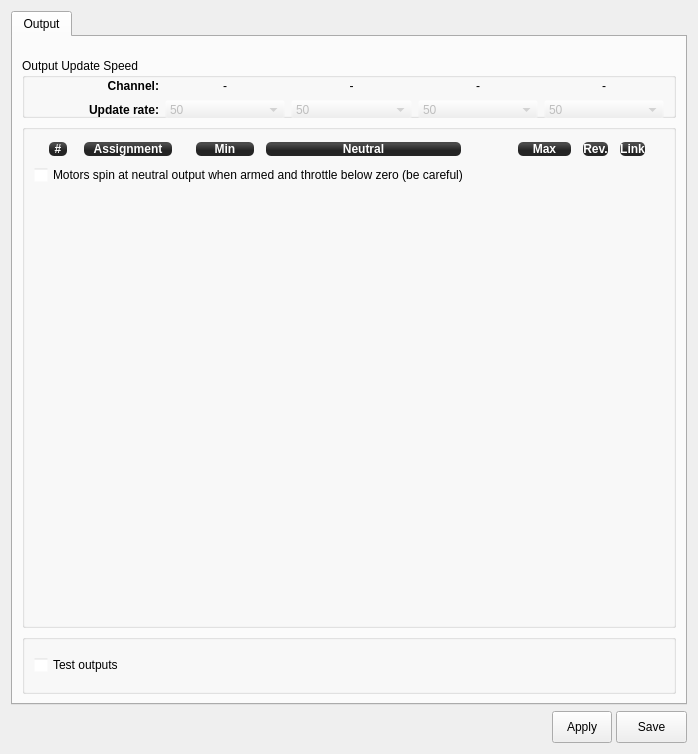
Above: ground/openpilotgcs/src/plugins/config/output.ui from openpilot/OpenPilot before the change. Below: the same form after it.
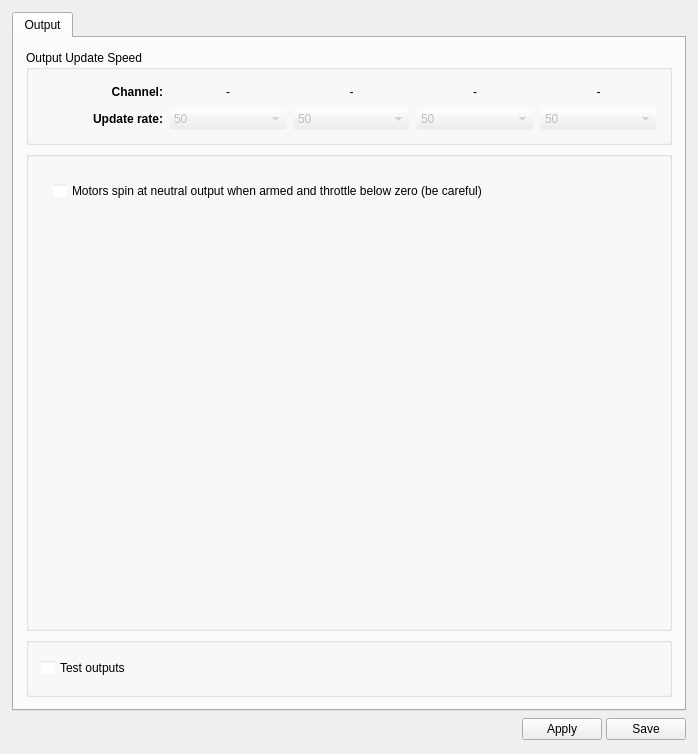
That is the form after the change. Icons and pictures are not drawn.

Patch:
```diff
--- a/ground/openpilotgcs/src/plugins/config/output.ui
+++ b/ground/openpilotgcs/src/plugins/config/output.ui
@@ -15,7 +15,10 @@
   </property>
   <layout class="QVBoxLayout" name="verticalLayout_2">
    <property name="spacing">
-    <number>-1</number>
+    <number>6</number>
+   </property>
+   <property name="margin">
+    <number>12</number>
    </property>
    <item>
     <widget class="QTabWidget" name="tabWidget">
@@ -34,18 +37,9 @@
       </attribute>
       <layout class="QVBoxLayout" name="verticalLayout_4">
        <property name="spacing">
-        <number>12</number>
-       </property>
-       <property name="leftMargin">
         <number>0</number>
        </property>
-       <property name="topMargin">
-        <number>12</number>
-       </property>
-       <property name="rightMargin">
-        <number>0</number>
-       </property>
-       <property name="bottomMargin">
+       <property name="margin">
         <number>0</number>
        </property>
        <item>
@@ -126,12 +120,15 @@
             <x>0</x>
             <y>0</y>
             <width>668</width>
-            <height>642</height>
+            <height>671</height>
            </rect>
           </property>
           <layout class="QVBoxLayout" name="verticalLayout_3">
            <property name="spacing">
-            <number>-1</number>
+            <number>6</number>
+           </property>
+           <property name="margin">
+            <number>12</number>
            </property>
            <item>
             <widget class="QGroupBox" name="groupBox_2">
@@ -144,18 +141,18 @@
              <property name="minimumSize">
               <size>
                <width>0</width>
-               <height>60</height>
+               <height>0</height>
               </size>
              </property>
              <property name="title">
               <string>Output Update Speed</string>
              </property>
              <layout class="QGridLayout" name="gridLayout">
-              <property name="topMargin">
-               <number>0</number>
+              <property name="margin">
+               <number>12</number>
               </property>
-              <property name="bottomMargin">
-               <number>0</number>
+              <property name="horizontalSpacing">
+               <number>6</number>
               </property>
               <item row="0" column="0">
                <spacer name="horizontalSpacer_3">
@@ -526,367 +523,9 @@
               <string/>
              </property>
              <layout class="QVBoxLayout" name="verticalLayout">
-              <item>
-               <layout class="QHBoxLayout" name="horizontalLayout_3">
-                <property name="spacing">
-                 <number>10</number>
-                </property>
-                <item>
-                 <spacer name="horizontalSpacer_6">
-                  <property name="orientation">
-                   <enum>Qt::Horizontal</enum>
-                  </property>
-                  <property name="sizeType">
-                   <enum>QSizePolicy::Fixed</enum>
-                  </property>
-                  <property name="sizeHint" stdset="0">
-                   <size>
-                    <width>14</width>
-                    <height>20</height>
-                   </size>
-                  </property>
-                 </spacer>
-                </item>
-                <item>
-                 <widget class="QLabel" name="legend6">
-                  <property name="sizePolicy">
-                   <sizepolicy hsizetype="Minimum" vsizetype="Fixed">
-                    <horstretch>0</horstretch>
-                    <verstretch>0</verstretch>
-                   </sizepolicy>
-                  </property>
-                  <property name="minimumSize">
-                   <size>
-                    <width>20</width>
-                    <height>0</height>
-                   </size>
-                  </property>
-                  <property name="font">
-                   <font>
-                    <weight>75</weight>
-                    <italic>false</italic>
-                    <bold>true</bold>
-                   </font>
-                  </property>
-                  <property name="layoutDirection">
-                   <enum>Qt::LeftToRight</enum>
-                  </property>
-                  <property name="styleSheet">
-                   <string notr="true">background-color: qlineargradient(spread:reflect, x1:0.507, y1:0, x2:0.507, y2:0.772, stop:0.208955 rgba(74, 74, 74, 255), stop:0.78607 rgba(36, 36, 36, 255));
-color: rgb(255, 255, 255);
-border-radius: 5;
-font:bold;
-margin:1px;</string>
-                  </property>
-                  <property name="text">
-                   <string>#</string>
-                  </property>
-                  <property name="alignment">
-                   <set>Qt::AlignCenter</set>
-                  </property>
-                  <property name="margin">
-                   <number>0</number>
-                  </property>
-                 </widget>
-                </item>
-                <item>
-                 <spacer name="horizontalSpacer_7">
-                  <property name="orientation">
-                   <enum>Qt::Horizontal</enum>
-                  </property>
-                  <property name="sizeType">
-                   <enum>QSizePolicy::Fixed</enum>
-                  </property>
-                  <property name="sizeHint" stdset="0">
-                   <size>
-                    <width>5</width>
-                    <height>20</height>
-                   </size>
-                  </property>
-                 </spacer>
-                </item>
-                <item>
-                 <widget class="QLabel" name="legend0">
-                  <property name="sizePolicy">
-                   <sizepolicy hsizetype="Minimum" vsizetype="Fixed">
-                    <horstretch>0</horstretch>
-                    <verstretch>0</verstretch>
-                   </sizepolicy>
-                  </property>
-                  <property name="minimumSize">
-                   <size>
-                    <width>90</width>
-                    <height>0</height>
-                   </size>
-                  </property>
-                  <property name="font">
-                   <font>
-                    <weight>75</weight>
-                    <italic>false</italic>
-                    <bold>true</bold>
-                   </font>
-                  </property>
-                  <property name="styleSheet">
-                   <string notr="true">background-color: qlineargradient(spread:reflect, x1:0.507, y1:0, x2:0.507, y2:0.772, stop:0.208955 rgba(74, 74, 74, 255), stop:0.78607 rgba(36, 36, 36, 255));
-color: rgb(255, 255, 255);
-border-radius: 5;
-font:bold;
-margin:1px;</string>
-                  </property>
-                  <property name="text">
-                   <string>Assignment</string>
-                  </property>
-                  <property name="alignment">
-                   <set>Qt::AlignCenter</set>
-                  </property>
-                 </widget>
-                </item>
-                <item>
-                 <spacer name="horizontalSpacer_8">
-                  <property name="orientation">
-                   <enum>Qt::Horizontal</enum>
-                  </property>
-                  <property name="sizeType">
-                   <enum>QSizePolicy::Fixed</enum>
-                  </property>
-                  <property name="sizeHint" stdset="0">
-                   <size>
-                    <width>12</width>
-                    <height>20</height>
-                   </size>
-                  </property>
-                 </spacer>
-                </item>
-                <item>
-                 <widget class="QLabel" name="legend1">
-                  <property name="sizePolicy">
-                   <sizepolicy hsizetype="Minimum" vsizetype="Fixed">
-                    <horstretch>0</horstretch>
-                    <verstretch>0</verstretch>
-                   </sizepolicy>
-                  </property>
-                  <property name="minimumSize">
-                   <size>
-                    <width>60</width>
-                    <height>0</height>
-                   </size>
-                  </property>
-                  <property name="font">
-                   <font>
-                    <weight>75</weight>
-                    <italic>false</italic>
-                    <bold>true</bold>
-                   </font>
-                  </property>
-                  <property name="styleSheet">
-                   <string notr="true">background-color: qlineargradient(spread:reflect, x1:0.507, y1:0, x2:0.507, y2:0.772, stop:0.208955 rgba(74, 74, 74, 255), stop:0.78607 rgba(36, 36, 36, 255));
-color: rgb(255, 255, 255);
-border-radius: 5;
-font:bold;
-margin:1px;</string>
-                  </property>
-                  <property name="text">
-                   <string>Min</string>
-                  </property>
-                  <property name="alignment">
-                   <set>Qt::AlignCenter</set>
-                  </property>
-                 </widget>
-                </item>
-                <item>
-                 <spacer name="horizontalSpacer_9">
-                  <property name="orientation">
-                   <enum>Qt::Horizontal</enum>
-                  </property>
-                  <property name="sizeType">
-                   <enum>QSizePolicy::Minimum</enum>
-                  </property>
-                  <property name="sizeHint" stdset="0">
-                   <size>
-                    <width>0</width>
-                    <height>20</height>
-                   </size>
-                  </property>
-                 </spacer>
-                </item>
-                <item>
-                 <widget class="QLabel" name="legend2">
-                  <property name="sizePolicy">
-                   <sizepolicy hsizetype="Expanding" vsizetype="Fixed">
-                    <horstretch>0</horstretch>
-                    <verstretch>0</verstretch>
-                   </sizepolicy>
-                  </property>
-                  <property name="minimumSize">
-                   <size>
-                    <width>20</width>
-                    <height>0</height>
-                   </size>
-                  </property>
-                  <property name="font">
-                   <font>
-                    <weight>75</weight>
-                    <italic>false</italic>
-                    <bold>true</bold>
-                   </font>
-                  </property>
-                  <property name="styleSheet">
-                   <string notr="true">background-color: qlineargradient(spread:reflect, x1:0.507, y1:0, x2:0.507, y2:0.772, stop:0.208955 rgba(74, 74, 74, 255), stop:0.78607 rgba(36, 36, 36, 255));
-color: rgb(255, 255, 255);
-border-radius: 5;
-font:bold;
-margin:1px;</string>
-                  </property>
-                  <property name="text">
-                   <string>Neutral</string>
-                  </property>
-                  <property name="alignment">
-                   <set>Qt::AlignCenter</set>
-                  </property>
-                 </widget>
-                </item>
-                <item>
-                 <spacer name="horizontalSpacer_5">
-                  <property name="orientation">
-                   <enum>Qt::Horizontal</enum>
-                  </property>
-                  <property name="sizeType">
-                   <enum>QSizePolicy::Fixed</enum>
-                  </property>
-                  <property name="sizeHint" stdset="0">
-                   <size>
-                    <width>45</width>
-                    <height>20</height>
-                   </size>
-                  </property>
-                 </spacer>
-                </item>
-                <item>
-                 <widget class="QLabel" name="legend3">
-                  <property name="sizePolicy">
-                   <sizepolicy hsizetype="Minimum" vsizetype="Fixed">
-                    <horstretch>0</horstretch>
-                    <verstretch>0</verstretch>
-                   </sizepolicy>
-                  </property>
-                  <property name="minimumSize">
-                   <size>
-                    <width>55</width>
-                    <height>0</height>
-                   </size>
-                  </property>
-                  <property name="font">
-                   <font>
-                    <weight>75</weight>
-                    <italic>false</italic>
-                    <bold>true</bold>
-                   </font>
-                  </property>
-                  <property name="styleSheet">
-                   <string notr="true">background-color: qlineargradient(spread:reflect, x1:0.507, y1:0, x2:0.507, y2:0.772, stop:0.208955 rgba(74, 74, 74, 255), stop:0.78607 rgba(36, 36, 36, 255));
-color: rgb(255, 255, 255);
-border-radius: 5;
-font:bold;
-margin:1px;</string>
-                  </property>
-                  <property name="text">
-                   <string>Max</string>
-                  </property>
-                  <property name="alignment">
-                   <set>Qt::AlignCenter</set>
-                  </property>
-                 </widget>
-                </item>
-                <item>
-                 <widget class="QLabel" name="legend4">
-                  <property name="sizePolicy">
-                   <sizepolicy hsizetype="Minimum" vsizetype="Fixed">
-                    <horstretch>0</horstretch>
-                    <verstretch>0</verstretch>
-                   </sizepolicy>
-                  </property>
-                  <property name="minimumSize">
-                   <size>
-                    <width>20</width>
-                    <height>0</height>
-                   </size>
-                  </property>
-                  <property name="font">
-                   <font>
-                    <weight>75</weight>
-                    <italic>false</italic>
-                    <bold>true</bold>
-                   </font>
-                  </property>
-                  <property name="styleSheet">
-                   <string notr="true">background-color: qlineargradient(spread:reflect, x1:0.507, y1:0, x2:0.507, y2:0.772, stop:0.208955 rgba(74, 74, 74, 255), stop:0.78607 rgba(36, 36, 36, 255));
-color: rgb(255, 255, 255);
-border-radius: 5;
-font:bold;
-margin:1px;</string>
-                  </property>
-                  <property name="text">
-                   <string>Rev.</string>
-                  </property>
-                  <property name="alignment">
-                   <set>Qt::AlignCenter</set>
-                  </property>
-                 </widget>
-                </item>
-                <item>
-                 <widget class="QLabel" name="legend5">
-                  <property name="sizePolicy">
-                   <sizepolicy hsizetype="Minimum" vsizetype="Fixed">
-                    <horstretch>0</horstretch>
-                    <verstretch>0</verstretch>
-                   </sizepolicy>
-                  </property>
-                  <property name="minimumSize">
-                   <size>
-                    <width>20</width>
-                    <height>0</height>
-                   </size>
-                  </property>
-                  <property name="font">
-                   <font>
-                    <weight>75</weight>
-                    <italic>false</italic>
-                    <bold>true</bold>
-                   </font>
-                  </property>
-                  <property name="styleSheet">
-                   <string notr="true">background-color: qlineargradient(spread:reflect, x1:0.507, y1:0, x2:0.507, y2:0.772, stop:0.208955 rgba(74, 74, 74, 255), stop:0.78607 rgba(36, 36, 36, 255));
-color: rgb(255, 255, 255);
-border-radius: 5;
-font:bold;
-margin:1px;</string>
-                  </property>
-                  <property name="text">
-                   <string>Link</string>
-                  </property>
-                  <property name="alignment">
-                   <set>Qt::AlignCenter</set>
-                  </property>
-                 </widget>
-                </item>
-                <item>
-                 <spacer name="horizontalSpacer_10">
-                  <property name="orientation">
-                   <enum>Qt::Horizontal</enum>
-                  </property>
-                  <property name="sizeType">
-                   <enum>QSizePolicy::Minimum</enum>
-                  </property>
-                  <property name="sizeHint" stdset="0">
-                   <size>
-                    <width>18</width>
-                    <height>20</height>
-                   </size>
-                  </property>
-                 </spacer>
-                </item>
-               </layout>
-              </item>
+              <property name="margin">
+               <number>12</number>
+              </property>
               <item>
                <layout class="QVBoxLayout" name="channelLayout">
                 <property name="spacing">
@@ -899,6 +538,9 @@
               </item>
               <item>
                <layout class="QHBoxLayout" name="horizontalLayout_2">
+                <property name="margin">
+                 <number>12</number>
+                </property>
                 <item>
                  <widget class="QCheckBox" name="spinningArmed">
                   <property name="minimumSize">
@@ -955,6 +597,9 @@
               <string/>
              </property>
              <layout class="QVBoxLayout" name="verticalLayout_6">
+              <property name="margin">
+               <number>12</number>
+              </property>
               <item>
                <widget class="QCheckBox" name="channelOutTest">
                 <property name="enabled">
@@ -1050,14 +695,14 @@
       <widget class="QPushButton" name="saveRCOutputToRAM">
        <property name="minimumSize">
         <size>
-         <width>60</width>
-         <height>32</height>
+         <width>0</width>
+         <height>0</height>
         </size>
        </property>
        <property name="maximumSize">
         <size>
          <width>16777215</width>
-         <height>32</height>
+         <height>16777215</height>
         </size>
        </property>
        <property name="toolTip">
@@ -1076,14 +721,14 @@
       <widget class="QPushButton" name="saveRCOutputToSD">
        <property name="minimumSize">
         <size>
-         <width>71</width>
-         <height>32</height>
+         <width>0</width>
+         <height>0</height>
         </size>
        </property>
        <property name="maximumSize">
         <size>
          <width>16777215</width>
-         <height>32</height>
+         <height>16777215</height>
         </size>
        </property>
        <property name="toolTip">
```
Left out of the diff: 5 changed lines with no effect on the pictures.
